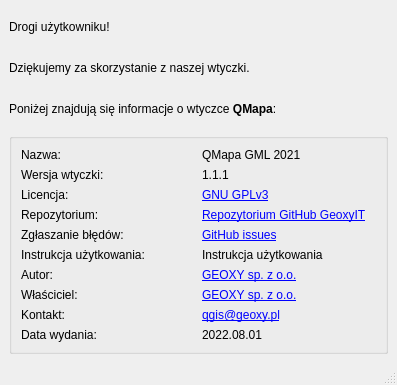
geoxyIT/QMapa, file ui/help.ui: the form before one commit.
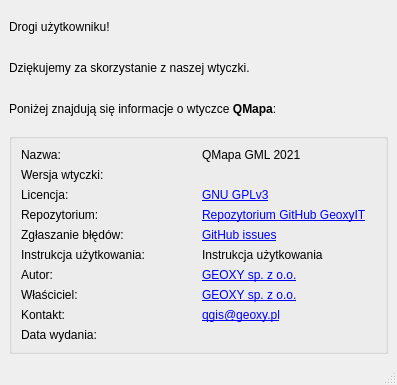
The form after the commit. Icons and pictures are not drawn.

Patch:
```diff
--- a/ui/help.ui
+++ b/ui/help.ui
@@ -70,7 +70,7 @@
        <item row="1" column="1">
         <widget class="QLabel" name="label_8">
          <property name="text">
-          <string>1.1.1</string>
+          <string/>
          </property>
         </widget>
        </item>
@@ -203,7 +203,7 @@
        <item row="9" column="1">
         <widget class="QLabel" name="label_23">
          <property name="text">
-          <string>2022.08.01</string>
+          <string/>
          </property>
         </widget>
        </item>
```
Left out of the diff: 4 changed lines with no effect on the pictures.
